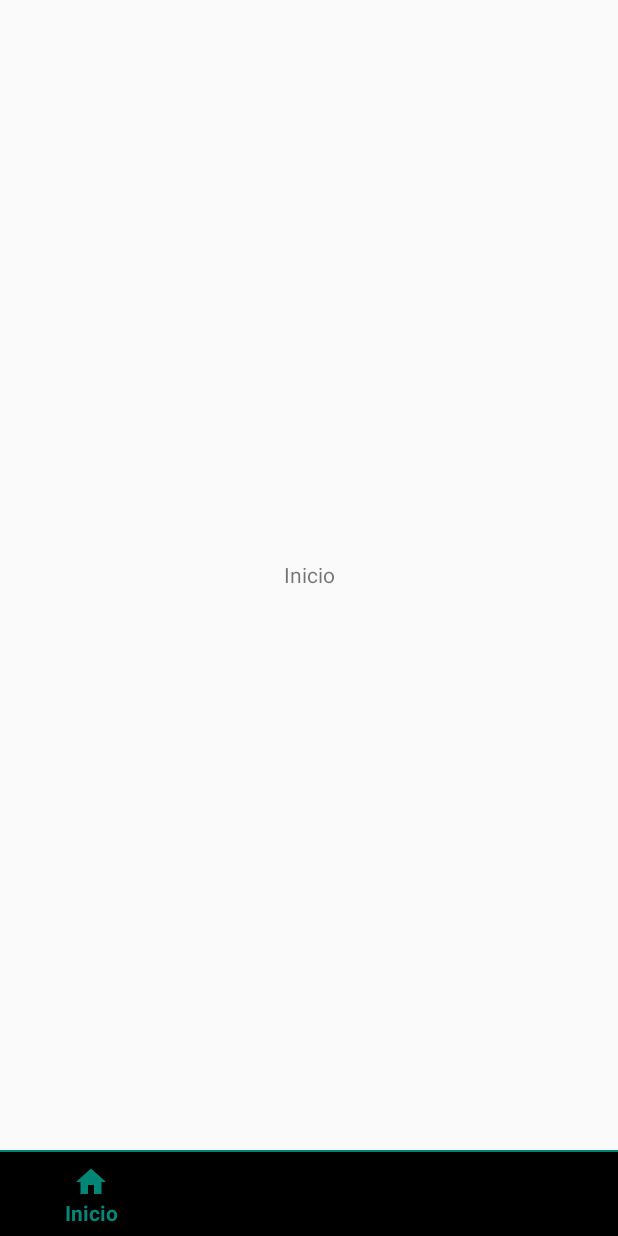
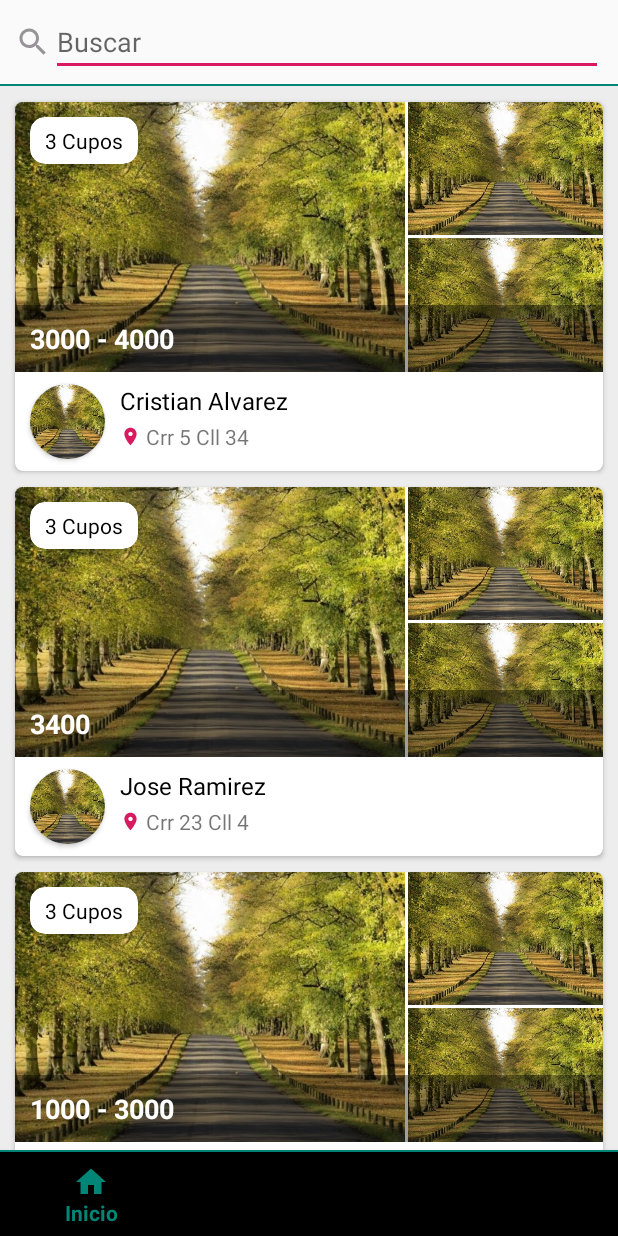
Before and after one commit to CrissAlvarezH/UbietyApp, an Android app: the screen it shows after launch (MainActivity), on a phone screen of 412 x 824 dp. Run offline under Robolectric (Android 15) with nearby library versions, the phone set to English and light mode, and no system bars; pictures from the network do not load; 1 statement that could not run was skipped.

Commit message:
Design list of pensiones

```diff
--- a/app/build.gradle
+++ b/app/build.gradle
@@ -3,6 +3,8 @@ apply plugin: 'com.android.application'
 apply plugin: 'kotlin-android'
 
 apply plugin: 'kotlin-android-extensions'
+
+apply plugin: 'kotlin-kapt'
 
 android {
     compileSdkVersion 29
@@ -35,4 +37,7 @@ dependencies {
     androidTestImplementation 'androidx.test:runner:1.2.0'
     androidTestImplementation 'androidx.test.espresso:espresso-core:3.2.0'
     implementation 'com.google.android.material:material:1.0.0'
+
+    implementation 'com.github.bumptech.glide:glide:4.9.0'
+    kapt 'com.github.bumptech.glide:compiler:4.9.0'
 }
--- a/app/src/main/java/com/dev/cristian/alvarez/pensiones/MainActivity.kt
+++ b/app/src/main/java/com/dev/cristian/alvarez/pensiones/MainActivity.kt
@@ -81,9 +81,7 @@ class MainActivity : AppCompatActivity() {
         this.viewpager?.adapter = fragmentsAdapter;
     }
 
-    class TabsPagerAdapter(fragments: List<Fragment>, fm: FragmentManager?) : FragmentPagerAdapter(fm) {
-
-        private val fragments = fragments;
+    class TabsPagerAdapter(val fragments: List<Fragment>, fm: FragmentManager?) : FragmentPagerAdapter(fm) {
 
         override fun getItem(position: Int): Fragment {
             return fragments.get(position);
--- /dev/null
+++ b/app/src/main/java/com/dev/cristian/alvarez/pensiones/adapters/PensionesAdapter.kt
@@ -0,0 +1,110 @@
+package com.dev.cristian.alvarez.pensiones.adapters
+
+import android.content.Context
+import android.view.LayoutInflater
+import android.view.View
+import android.view.ViewGroup
+import android.widget.ImageView
+import android.widget.LinearLayout
+import android.widget.TextView
+import androidx.recyclerview.widget.RecyclerView
+import com.dev.cristian.alvarez.pensiones.R
+import com.dev.cristian.alvarez.pensiones.glide.GlideApp
+import com.dev.cristian.alvarez.pensiones.modelos.Pension
+
+class PensionesAdapter(pensiones: List<Pension>, val contexto: Context?, var listener: ListenerClick)
+    : RecyclerView.Adapter<PensionesAdapter.PensionesViewHolder>() {
+
+    private var pensiones = pensiones
+        set(pen) {
+            field = pen;
+            notifyDataSetChanged();
+        }
+
+    interface ListenerClick {
+        fun clickItem(pension: Pension, posicion: Int);
+    }
+
+    inner class PensionesViewHolder(itemView: View) : RecyclerView.ViewHolder(itemView), View.OnClickListener {
+
+        val txtNumCupos = itemView.findViewById<TextView>(R.id.item_pension_num_cupos);
+        val txtPrecios = itemView.findViewById<TextView>(R.id.item_pension_precios);
+        val txtNombrePersona = itemView.findViewById<TextView>(R.id.item_pension_nombre_persona);
+        val txtDireccion = itemView.findViewById<TextView>(R.id.item_pension_direccion);
+        val img1 = itemView.findViewById<ImageView>(R.id.item_pension_img_1);
+        val img2 = itemView.findViewById<ImageView>(R.id.item_pension_img_2);
+        val img3 = itemView.findViewById<ImageView>(R.id.item_pension_img_3);
+        val imgPersona = itemView.findViewById<ImageView>(R.id.item_pension_img_persona);
+
+        val contItem = itemView.findViewById<LinearLayout>(R.id.layout_cont_item_pension);
+
+        init {
+            contItem.setOnClickListener(this);
+        }
+
+        override fun onClick(view: View?) {
+
+            listener.clickItem(
+                pensiones[adapterPosition],
+                adapterPosition
+            );
+
+        }
+    }
+
+
+    override fun onCreateViewHolder(parent: ViewGroup, viewType: Int): PensionesViewHolder {
+        val view = LayoutInflater.from( parent.context )
+            .inflate(R.layout.item_pension, parent, false);
+
+        return PensionesViewHolder(view);
+    }
+
+    override fun onBindViewHolder(holder: PensionesViewHolder, position: Int) {
+        val pension = pensiones[position];
+
+        holder.txtNumCupos.text = "${ pension.cupos } Cupos";
+        holder.txtDireccion.text = pension.direccion;
+
+        // Establecemos el precio minimo y el maximo (La lista está ordenada de mayor a menor)
+        var precios = pension.precios[0].toString();
+
+        if ( pension.precios.size > 1 ) {
+            precios += " - ${ pension.precios[ pension.precios.size - 1 ] }";
+        }
+
+        holder.txtPrecios.text = precios;
+
+        // Establecemos los datos de la persona propietaria
+        holder.txtNombrePersona.text = "${ pension.propietario.nombres } ${ pension.propietario.apellidos }";
+
+        contexto?.let {
+            GlideApp
+                .with(it)
+                .load("https://e00-telva.uecdn.es/imagenes/2015/08/04/estilo_de_vida/1438695367_extras_noticia_head_moviles_0.jpg")
+                .into(holder.imgPersona);
+
+            GlideApp
+                .with(it)
+                .load( pension.imgs[0] )
+                .into(holder.img1);
+
+            GlideApp
+                .with(it)
+                .load( pension.imgs[1] )
+                .into( holder.img2 );
+
+            GlideApp
+                .with(it)
+                .load( pension.imgs[2] )
+                .into( holder.img3 );
+        }
+
+    }
+
+    override fun getItemCount(): Int {
+        return pensiones.size;
+    }
+
+
+}
--- a/app/src/main/java/com/dev/cristian/alvarez/pensiones/fragments/InicioFragment.kt
+++ b/app/src/main/java/com/dev/cristian/alvarez/pensiones/fragments/InicioFragment.kt
@@ -5,10 +5,20 @@ import androidx.fragment.app.Fragment
 import android.view.LayoutInflater
 import android.view.View
 import android.view.ViewGroup
+import android.widget.EditText
+import androidx.appcompat.widget.Toolbar
+import androidx.recyclerview.widget.LinearLayoutManager
+import androidx.recyclerview.widget.RecyclerView
 import com.dev.cristian.alvarez.pensiones.R
+import com.dev.cristian.alvarez.pensiones.adapters.PensionesAdapter
+import com.dev.cristian.alvarez.pensiones.modelos.Pension
+import com.dev.cristian.alvarez.pensiones.modelos.Persona
 
 
-class InicioFragment : Fragment() {
+class InicioFragment : Fragment(), PensionesAdapter.ListenerClick {
+
+    private var pensionesAdapter: PensionesAdapter? = null;
+    private var pensiones: List<Pension> = listOf();
 
     override fun onCreateView(
         inflater: LayoutInflater, container: ViewGroup?,
@@ -17,9 +27,46 @@ class InicioFragment : Fragment() {
 
         val vista: View = inflater.inflate(R.layout.fragment_inicio, container, false);
 
+        val edtBuscar = vista.findViewById<EditText>(R.id.edt_buscar_pension_inicio);
+        val recyclerPensiones = vista.findViewById<RecyclerView>(R.id.recycler_pensiones);
 
+        val lmPensiones = LinearLayoutManager(context);
+        recyclerPensiones.layoutManager = lmPensiones;
+
+        pensiones = listOf(
+            Pension(
+                1,
+                listOf("https://i.ebayimg.com/images/g/TfEAAOSw3UZa65MA/s-l400.jpg", "https://vida-spyqpdxrgyld6rrkjib.netdna-ssl.com/wp-content/uploads/2018/10/Casas-en-Atia-Residencial-Queretaro-436x300.jpg", "https://i.ebayimg.com/images/g/0NUAAOSwQN5aejnd/s-l800.jpg"),
+                listOf(3000, 4000),
+                3,
+                "Crr 5 Cll 34",
+                Persona(1, "Cristian", "Alvarez")
+            ),
+            Pension(
+                2,
+                listOf("https://i.ebayimg.com/images/g/0NUAAOSwQN5aejnd/s-l800.jpg", "https://vida-spyqpdxrgyld6rrkjib.netdna-ssl.com/wp-content/uploads/2018/10/Casas-en-Atia-Residencial-Queretaro-436x300.jpg", "https://i.ebayimg.com/images/g/TfEAAOSw3UZa65MA/s-l400.jpg"),
+                listOf(3400),
+                3,
+                "Crr 23 Cll 4",
+                Persona(1, "Jose", "Ramirez")
+            ),
+            Pension(
+                3,
+                listOf("https://vida-spyqpdxrgyld6rrkjib.netdna-ssl.com/wp-content/uploads/2018/10/Casas-en-Atia-Residencial-Queretaro-436x300.jpg", "https://i.ebayimg.com/images/g/0NUAAOSwQN5aejnd/s-l800.jpg", "https://i.ebayimg.com/images/g/TfEAAOSw3UZa65MA/s-l400.jpg"),
+                listOf(1000, 2000, 3000),
+                3,
+                "Crr 9 Cll 12",
+                Persona(1, "Juan", "Hernandez")
+            )
+        );
+
+        pensionesAdapter = PensionesAdapter(pensiones, context, this);
+        recyclerPensiones.adapter = pensionesAdapter;
 
         return vista;
     }
 
+    override fun clickItem(pension: Pension, posicion: Int) {
+
+    }
 }
--- /dev/null
+++ b/app/src/main/java/com/dev/cristian/alvarez/pensiones/glide/GlideAppModule.kt
@@ -0,0 +1,7 @@
+package com.dev.cristian.alvarez.pensiones.glide
+
+import com.bumptech.glide.annotation.GlideModule
+import com.bumptech.glide.module.AppGlideModule
+
+@GlideModule
+class GlideAppModule: AppGlideModule()
--- /dev/null
+++ b/app/src/main/java/com/dev/cristian/alvarez/pensiones/modelos/Pension.kt
@@ -0,0 +1,5 @@
+package com.dev.cristian.alvarez.pensiones.modelos
+
+data class Pension(val id: Int, val imgs: List<String>, val precios: List<Long>, val cupos: Int,
+                   val direccion: String, val propietario: Persona) {
+}
--- /dev/null
+++ b/app/src/main/java/com/dev/cristian/alvarez/pensiones/modelos/Persona.kt
@@ -0,0 +1,4 @@
+package com.dev.cristian.alvarez.pensiones.modelos
+
+data class Persona(val id: Int, val nombres: String, val apellidos: String){
+}
--- /dev/null
+++ b/app/src/main/res/drawable/ic_location_mini.xml
@@ -0,0 +1,9 @@
+<vector xmlns:android="http://schemas.android.com/apk/res/android"
+        android:width="14dp"
+        android:height="14dp"
+        android:viewportWidth="24.0"
+        android:viewportHeight="24.0">
+    <path
+        android:fillColor="#D81B60"
+        android:pathData="M12,2C8.13,2 5,5.13 5,9c0,5.25 7,13 7,13s7,-7.75 7,-13c0,-3.87 -3.13,-7 -7,-7zM12,11.5c-1.38,0 -2.5,-1.12 -2.5,-2.5s1.12,-2.5 2.5,-2.5 2.5,1.12 2.5,2.5 -1.12,2.5 -2.5,2.5z"/>
+</vector>
--- /dev/null
+++ b/app/src/main/res/drawable/ic_search.xml
@@ -0,0 +1,5 @@
+<vector android:height="24dp" android:tint="#989299"
+    android:viewportHeight="24.0" android:viewportWidth="24.0"
+    android:width="24dp" xmlns:android="http://schemas.android.com/apk/res/android">
+    <path android:fillColor="#FF000000" android:pathData="M15.5,14h-0.79l-0.28,-0.27C15.41,12.59 16,11.11 16,9.5 16,5.91 13.09,3 9.5,3S3,5.91 3,9.5 5.91,16 9.5,16c1.61,0 3.09,-0.59 4.23,-1.57l0.27,0.28v0.79l5,4.99L20.49,19l-4.99,-5zM9.5,14C7.01,14 5,11.99 5,9.5S7.01,5 9.5,5 14,7.01 14,9.5 11.99,14 9.5,14z"/>
+</vector>
--- a/app/src/main/res/layout/fragment_inicio.xml
+++ b/app/src/main/res/layout/fragment_inicio.xml
@@ -1,14 +1,46 @@
 <?xml version="1.0" encoding="utf-8"?>
-<FrameLayout xmlns:android="http://schemas.android.com/apk/res/android"
-             xmlns:tools="http://schemas.android.com/tools"
-             android:layout_width="match_parent"
-             android:layout_height="match_parent"
-             tools:context=".fragments.InicioFragment">
+<LinearLayout
+        xmlns:android="http://schemas.android.com/apk/res/android"
+        xmlns:tools="http://schemas.android.com/tools"
+        xmlns:app="http://schemas.android.com/apk/res-auto"
+        android:orientation="vertical"
+        android:layout_width="match_parent" android:layout_height="match_parent"
+        tools:context=".fragments.InicioFragment">
 
-    <TextView
-            android:gravity="center"
+    <LinearLayout
+            android:paddingLeft="10dp"
+            android:paddingRight="10dp"
+            android:gravity="center_vertical"
+            android:orientation="horizontal"
             android:layout_width="match_parent"
-            android:layout_height="match_parent"
-            android:text="Inicio"/>
+            android:layout_height="?actionBarSize">
 
-</FrameLayout>
+        <ImageView
+                android:src="@drawable/ic_search"
+                android:layout_width="wrap_content"
+                android:layout_height="wrap_content"/>
+
+        <EditText
+                android:id="@+id/edt_buscar_pension_inicio"
+                android:hint="Buscar"
+                android:layout_width="match_parent"
+                android:layout_height="wrap_content"/>
+
+    </LinearLayout>
+
+    <View
+            android:background="@color/colorPrimary"
+            android:layout_width="match_parent"
+            android:layout_height="1dp" />
+
+    <androidx.recyclerview.widget.RecyclerView
+            android:clipToPadding="false"
+            android:background="#EEEDED"
+            android:paddingTop="5dp"
+            android:paddingBottom="5dp"
+            android:id="@+id/recycler_pensiones"
+            tools:listitem="@layout/item_pension"
+            android:layout_width="match_parent"
+            android:layout_height="match_parent"/>
+
+</LinearLayout>
--- /dev/null
+++ b/app/src/main/res/layout/item_pension.xml
@@ -0,0 +1,156 @@
+<?xml version="1.0" encoding="utf-8"?>
+<androidx.cardview.widget.CardView
+        xmlns:android="http://schemas.android.com/apk/res/android"
+        xmlns:app="http://schemas.android.com/apk/res-auto" android:layout_width="match_parent"
+        android:layout_marginLeft="10dp"
+        android:layout_marginRight="10dp"
+        android:layout_marginTop="5dp"
+        android:layout_marginBottom="5dp"
+        app:cardCornerRadius="5dp"
+        android:layout_height="wrap_content">
+
+    <LinearLayout
+            android:id="@+id/layout_cont_item_pension"
+            android:layout_width="match_parent"
+            android:layout_height="wrap_content"
+            android:orientation="vertical">
+
+        <!-- Imagenes -->
+        <FrameLayout
+                android:layout_width="match_parent"
+                android:layout_height="180dp">
+
+            <!-- Grid Imagenes -->
+            <LinearLayout
+                    android:layout_width="match_parent"
+                    android:layout_height="match_parent"
+                    android:orientation="horizontal">
+
+                <ImageView
+                        android:id="@+id/item_pension_img_1"
+                        android:layout_marginRight="2dp"
+                        android:src="@drawable/paisaje"
+                        android:layout_weight="2"
+                        android:scaleType="centerCrop"
+                        android:layout_width="0dp"
+                        android:layout_height="match_parent"/>
+
+                <LinearLayout
+                        android:layout_weight="1"
+                        android:layout_width="0dp"
+                        android:orientation="vertical"
+                        android:layout_height="match_parent">
+
+                    <ImageView
+                            android:id="@+id/item_pension_img_2"
+                            android:layout_marginBottom="2dp"
+                            android:src="@drawable/paisaje"
+                            android:layout_weight="1"
+                            android:scaleType="centerCrop"
+                            android:layout_width="match_parent"
+                            android:layout_height="0dp"/>
+
+
+                    <ImageView
+                            android:id="@+id/item_pension_img_3"
+                            android:src="@drawable/paisaje"
+                            android:layout_weight="1"
+                            android:scaleType="centerCrop"
+                            android:layout_width="match_parent"
+                            android:layout_height="0dp"/>
+
+                </LinearLayout>
+
+
+            </LinearLayout>
+
+            <TextView
+                    android:id="@+id/item_pension_precios"
+                    android:padding="10dp"
+                    android:textColor="@android:color/white"
+                    android:background="#61000000"
+                    android:layout_gravity="bottom"
+                    android:text="$500000 - $700000"
+                    android:textStyle="bold"
+                    android:textSize="18sp"
+                    android:layout_width="match_parent"
+                    android:layout_height="wrap_content"/>
+
+            <androidx.cardview.widget.CardView
+                    app:cardCornerRadius="10dp"
+                    android:layout_margin="10dp"
+                    android:layout_width="wrap_content"
+                    android:layout_height="wrap_content">
+
+                <TextView
+                        android:id="@+id/item_pension_num_cupos"
+                        android:paddingBottom="6dp"
+                        android:paddingTop="6dp"
+                        android:paddingRight="10dp"
+                        android:paddingLeft="10dp"
+                        android:textColor="@android:color/black"
+                        android:text="4 Cupos"
+                        android:layout_width="wrap_content"
+                        android:layout_height="wrap_content"/>
+
+            </androidx.cardview.widget.CardView>
+
+        </FrameLayout>
+
+        <LinearLayout
+                android:orientation="horizontal"
+                android:layout_width="match_parent"
+                android:layout_height="wrap_content">
+
+            <androidx.cardview.widget.CardView
+                    android:layout_marginTop="8dp"
+                    android:layout_marginLeft="10dp"
+                    android:layout_marginRight="10dp"
+                    app:cardCornerRadius="25dp"
+                    android:layout_marginBottom="8dp"
+                    android:layout_width="50dp"
+                    android:layout_height="50dp">
+
+                <ImageView
+                        android:id="@+id/item_pension_img_persona"
+                        android:src="@drawable/paisaje"
+                        android:scaleType="centerCrop"
+                        android:layout_width="match_parent"
+                        android:layout_height="match_parent"/>
+
+            </androidx.cardview.widget.CardView>
+
+            <LinearLayout
+                    android:paddingTop="8dp"
+                    android:paddingBottom="8dp"
+                    android:orientation="vertical"
+                    android:layout_width="match_parent"
+                    android:layout_height="wrap_content">
+
+
+                <TextView
+                        android:id="@+id/item_pension_nombre_persona"
+                        android:textSize="16sp"
+                        android:ellipsize="end"
+                        android:textColor="@android:color/black"
+                        android:text="Nombre de la persona"
+                        android:layout_marginRight="10dp"
+                        android:layout_width="match_parent"
+                        android:layout_height="wrap_content"/>
+
+                <TextView
+                        android:id="@+id/item_pension_direccion"
+                        android:ellipsize="end"
+                        android:layout_marginTop="3dp"
+                        android:drawablePadding="3dp"
+                        android:drawableLeft="@drawable/ic_location_mini"
+                        android:text="Dirección de la pensión"
+                        android:layout_width="match_parent"
+                        android:layout_height="wrap_content"/>
+            </LinearLayout>
+
+        </LinearLayout>
+
+    </LinearLayout>
+
+</androidx.cardview.widget.CardView>
```
Also changed, not shown: app/src/main/res/drawable/paisaje.jpeg (added).
